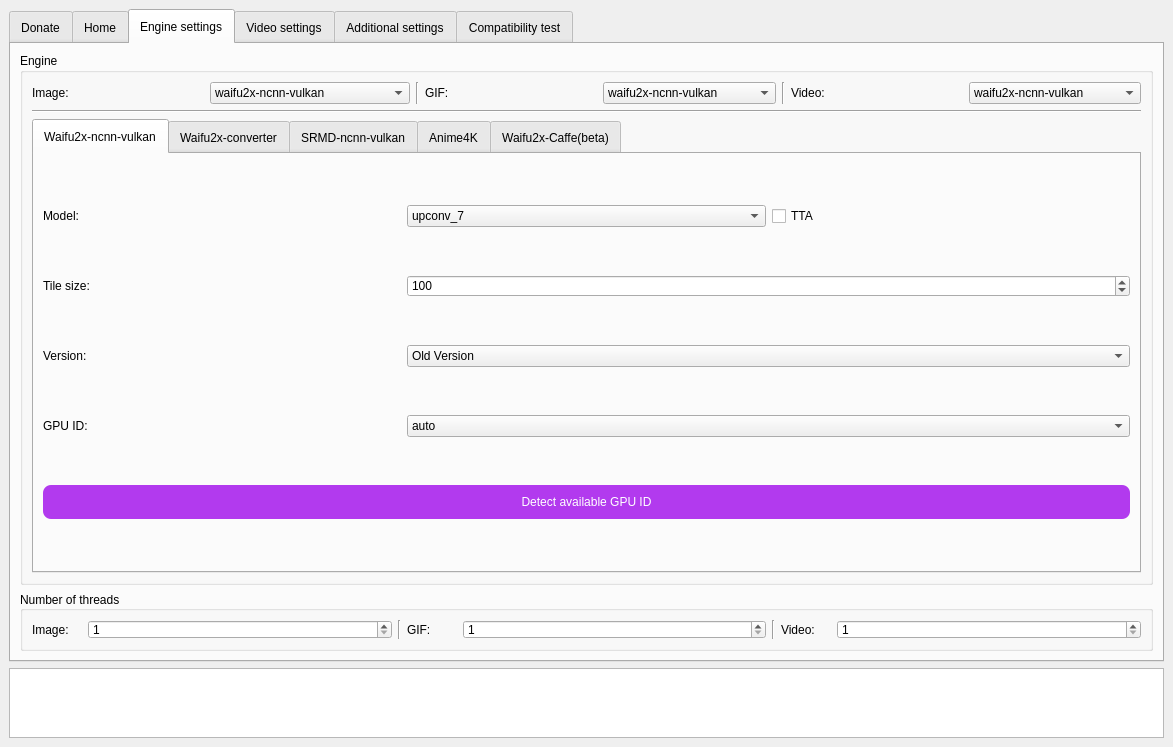
Above: SRC/Waifu2x-Extension-QT/mainwindow.ui from AaronFeng753/Waifu2x-Extension-GUI before the change. Below: the same form after it.
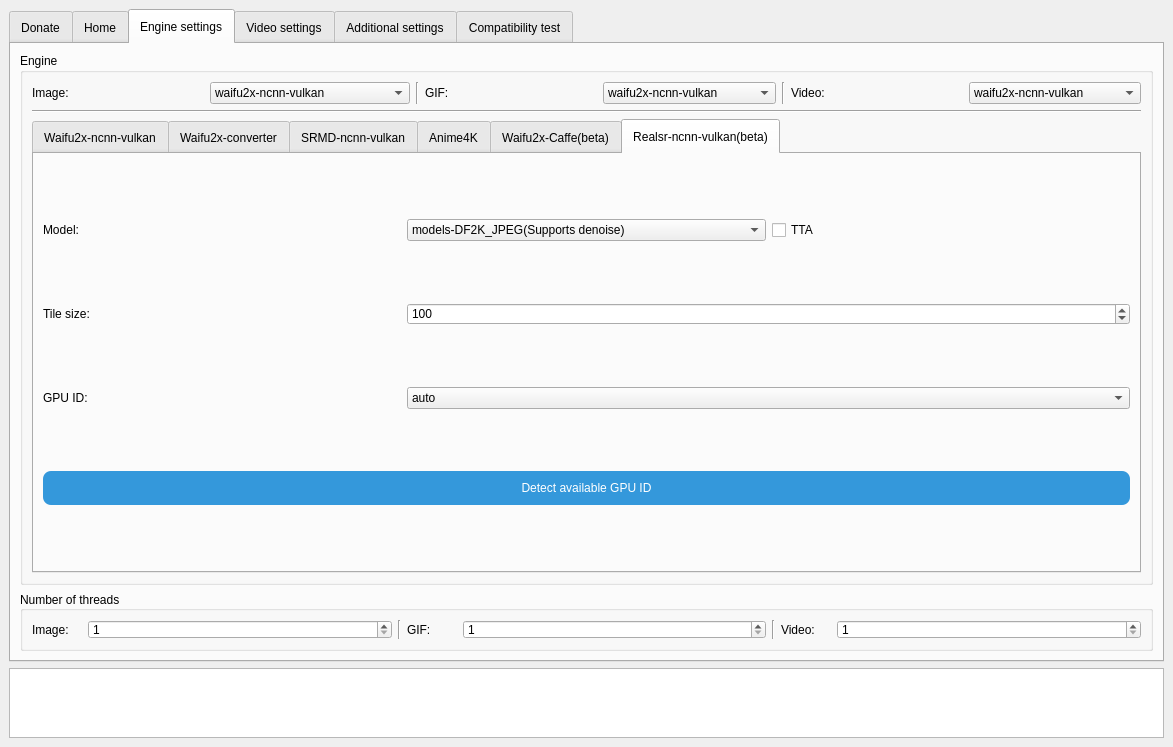
That is the form after the change. The open tabs and pages were chosen to show the change. Icons and pictures are not drawn.

What changed in the file:
```diff
--- a/SRC/Waifu2x-Extension-QT/mainwindow.ui
+++ b/SRC/Waifu2x-Extension-QT/mainwindow.ui
@@ -2027,7 +2027,7 @@
 Smaller tile size means waifu2x will use less GPU memory and run slower.</string>
                  </property>
                  <property name="minimum">
-                  <number>10</number>
+                  <number>32</number>
                  </property>
                  <property name="maximum">
                   <number>10000</number>
@@ -2043,11 +2043,11 @@
                <item row="3" column="1" colspan="2">
                 <widget class="QComboBox" name="comboBox_version_Waifu2xNCNNVulkan">
                  <property name="currentIndex">
-                  <number>2</number>
+                  <number>0</number>
                  </property>
                  <item>
                   <property name="text">
-                   <string>New Version</string>
+                   <string>Latest(Only this version supports alpha channel)</string>
                   </property>
                  </item>
                  <item>
@@ -2057,7 +2057,7 @@
                  </item>
                  <item>
                   <property name="text">
-                   <string>Old Version</string>
+                   <string>Old</string>
                   </property>
                  </item>
                 </widget>
@@ -2969,6 +2969,137 @@
                </item>
               </layout>
              </widget>
+             <widget class="QWidget" name="tab_2">
+              <attribute name="title">
+               <string>Realsr-ncnn-vulkan(beta)</string>
+              </attribute>
+              <layout class="QGridLayout" name="gridLayout_34">
+               <item row="2" column="0">
+                <widget class="QLabel" name="label_62">
+                 <property name="text">
+                  <string>GPU ID:</string>
+                 </property>
+                </widget>
+               </item>
+               <item row="0" column="0">
+                <widget class="QLabel" name="label_60">
+                 <property name="text">
+                  <string>Model:</string>
+                 </property>
+                </widget>
+               </item>
+               <item row="1" column="1" colspan="2">
+                <widget class="QSpinBox" name="spinBox_TileSize_RealsrNCNNVulkan">
+                 <property name="toolTip">
+                  <string>Tile size: This value will affects GPU memory usage.
+Larger tile size means Realsr will use more GPU memory and run faster.
+Smaller tile size means Realsr will use less GPU memory and run slower.</string>
+                 </property>
+                 <property name="minimum">
+                  <number>32</number>
+                 </property>
+                 <property name="maximum">
+                  <number>999999999</number>
+                 </property>
+                 <property name="singleStep">
+                  <number>10</number>
+                 </property>
+                 <property name="value">
+                  <number>100</number>
+                 </property>
+                </widget>
+               </item>
+               <item row="0" column="2">
+                <widget class="QCheckBox" name="checkBox_TTA_RealsrNCNNVulkan">
+                 <property name="toolTip">
+                  <string>TTA(Test-Time Augmentation):
+The processing time is eight times longer than when unchecked, 
+and the peak signal-to-noise ratio (PSNR) is increased by 0.15, 
+but the effect may not be obvious. It is not recommended to enable it.</string>
+                 </property>
+                 <property name="text">
+                  <string>TTA</string>
+                 </property>
+                </widget>
+               </item>
+               <item row="1" column="0">
+                <widget class="QLabel" name="label_61">
+                 <property name="text">
+                  <string>Tile size:</string>
+                 </property>
+                </widget>
+               </item>
+               <item row="0" column="1">
+                <widget class="QComboBox" name="comboBox_Model_RealsrNCNNVulkan">
+                 <item>
+                  <property name="text">
+                   <string>models-DF2K_JPEG(Supports denoise)</string>
+                  </property>
+                 </item>
+                 <item>
+                  <property name="text">
+                   <string>models-DF2K(Does NOT supports denoise)</string>
+                  </property>
+                 </item>
+                </widget>
+               </item>
+               <item row="2" column="1" colspan="2">
+                <widget class="QComboBox" name="comboBox_GPUID_RealsrNCNNVulkan">
+                 <property name="enabled">
+                  <bool>true</bool>
+                 </property>
+                 <property name="toolTip">
+                  <string>Select the GPU to use when enabling the &quot;Realsr-ncnn-vulkan&quot; engine.</string>
+                 </property>
+                 <item>
+                  <property name="text">
+                   <string notr="true">auto</string>
+                  </property>
+                 </item>
+                </widget>
+               </item>
+               <item row="3" column="0" colspan="3">
+                <widget class="QPushButton" name="pushButton_DetectGPU_RealsrNCNNVulkan">
+                 <property name="enabled">
+                  <bool>true</bool>
+                 </property>
+                 <property name="styleSheet">
+                  <string notr="true">QPushButton{
+background-color: rgb(52, 152, 219);
+color: rgb(255, 255, 255);
+border-style:outset;
+border-radius:8px;
+padding:10px;
+}
+QPushButton:hover{
+background-color: rgb(60, 177, 255);
+color: rgb(255, 255, 255);
+border-style:outset;
+border-radius:8px;
+padding:10px;
+}
+QPushButton:pressed{
+background-color: rgb(45, 134, 193);
+color: rgb(255, 255, 255);
+border-style:outset;
+border-radius:8px;
+padding:10px;
+}
+QPushButton:disabled{
+background-color: rgb(166, 166, 166);
+color: rgb(255, 255, 255);
+border-style:outset;
+border-radius:8px;
+padding:10px;
+}</string>
+                 </property>
+                 <property name="text">
+                  <string>Detect available GPU ID</string>
+                 </property>
+                </widget>
+               </item>
+              </layout>
+             </widget>
             </widget>
            </item>
            <item row="1" column="0" colspan="8">
```
Left out of the diff: 162 changed lines with no effect on the pictures.
